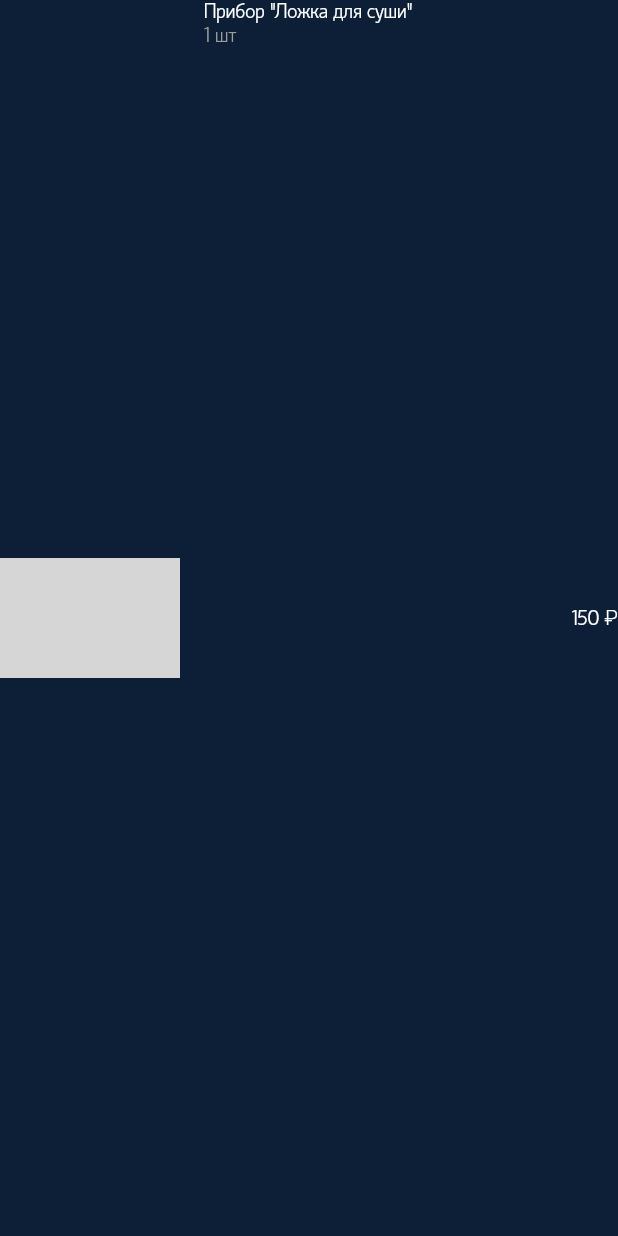
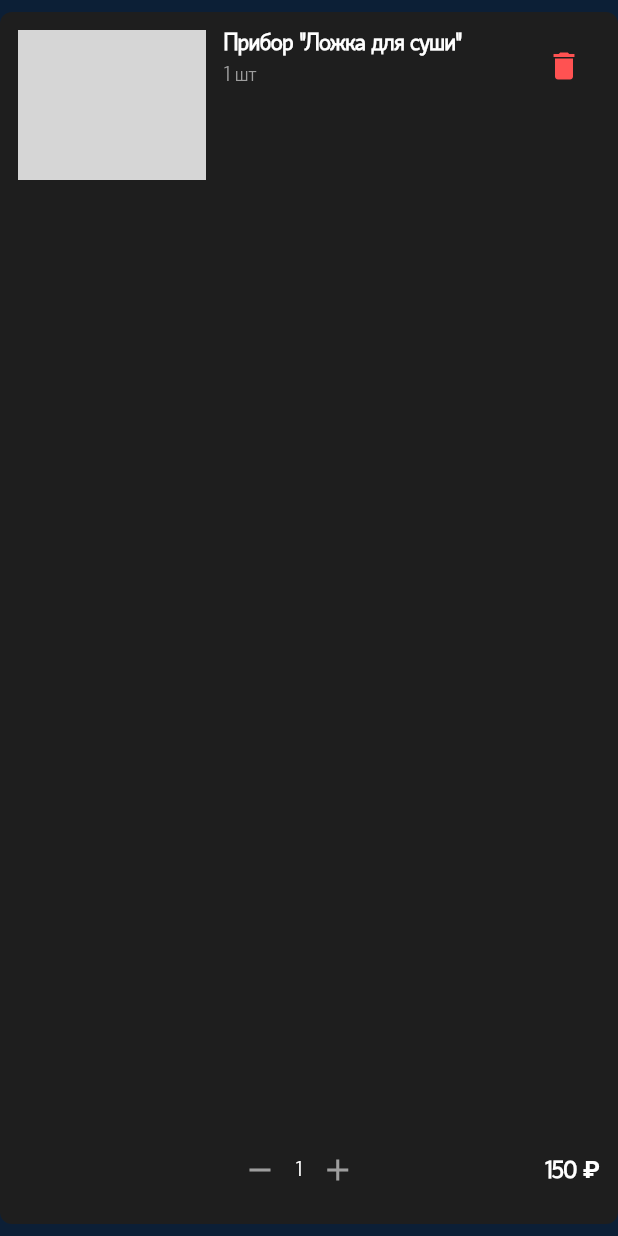
Before and after one commit to Lao-prince/sushi, a Flutter app: the CartCard widget shown alone on an empty page, opened directly, on a phone screen of 412 x 824 dp. Run offline on Flutter 3.47's test engine with Material 3 defaults, Android fonts, the phone set to English and light mode, and no system bars; our stand-ins replace flutter_svg; network calls fail; grey boxes are pictures that could not be loaded.

Commit message:
Изменения карточки в корзине

```diff
--- a/lib/pages/cart_page.dart
+++ b/lib/pages/cart_page.dart
@@ -59,7 +59,7 @@ class CartPage extends StatelessWidget {
     return Padding(
       padding: const EdgeInsets.symmetric(horizontal: 15),
       child: Container(
-        padding: const EdgeInsets.all(25),
+        padding: const EdgeInsets.symmetric(vertical: 25, horizontal: 10),
         decoration: BoxDecoration(
           borderRadius: BorderRadius.circular(15),
           border: Border.all(color: const Color(0xFFD1930D), width: 1.5),
@@ -102,7 +102,7 @@ class CartPage extends StatelessWidget {
     return Padding(
       padding: const EdgeInsets.symmetric(horizontal: 15),
       child: Container(
-        padding: const EdgeInsets.all(25),
+        padding: const EdgeInsets.symmetric(vertical: 25, horizontal: 10),
         decoration: BoxDecoration(
           borderRadius: BorderRadius.circular(15),
           border: Border.all(color: const Color(0xFFD1930D), width: 1.5),
@@ -144,7 +144,7 @@ class CartPage extends StatelessWidget {
     return Padding(
       padding: const EdgeInsets.symmetric(horizontal: 15),
       child: Container(
-        padding: const EdgeInsets.all(25),
+        padding: const EdgeInsets.symmetric(vertical: 25, horizontal: 10),
         decoration: BoxDecoration(
           borderRadius: BorderRadius.circular(15),
           border: Border.all(color: const Color(0xFFD1930D), width: 1.5),
@@ -222,7 +222,7 @@ class CartPage extends StatelessWidget {
                       ],
                     ),
                     const SizedBox(height: 6),
-                    const Divider(color: Color(0xFFD1930D), thickness: 1),
+                    const Divider(color: Color(0xFF4D4D4D), thickness: 1),
                     const SizedBox(height: 6),
                     Row(
                       mainAxisAlignment: MainAxisAlignment.spaceBetween,
--- a/lib/widgets/cart_card.dart
+++ b/lib/widgets/cart_card.dart
@@ -16,21 +16,113 @@ class CartCard extends StatelessWidget {
 
   @override
   Widget build(BuildContext context) {
-    return Row(
+    return Container(
+      margin: const EdgeInsets.symmetric(vertical: 8),
+      padding: const EdgeInsets.all(12),
+      decoration: BoxDecoration(
+        borderRadius: BorderRadius.circular(8),
+        color: const Color(0xFF1E1E1E), // Фон карточки
+      ),
+      child: Row(
+        crossAxisAlignment: CrossAxisAlignment.start,
         children: [
-        Image.asset(imagePath, width: 120, height: 80),
-        const SizedBox(width: 16),
+          // Левый блок: изображение
+          Flexible(
+            flex: 1,
+            child: Container(
+              decoration: BoxDecoration(
+                borderRadius: BorderRadius.circular(5),
+                image: DecorationImage(
+                  image: AssetImage(imagePath),
+                  fit: BoxFit.cover,
+                ),
+              ),
+              height: 100, // Высота карточки
+            ),
+          ),
+          const SizedBox(width: 12),
+          // Правый блок: детали
+          Flexible(
+            flex: 2,
+            child: Column(
+              crossAxisAlignment: CrossAxisAlignment.start,
+              mainAxisAlignment: MainAxisAlignment.spaceBetween,
+              children: [
+                Row(
+                  mainAxisAlignment: MainAxisAlignment.spaceBetween,
+                  crossAxisAlignment: CrossAxisAlignment.start,
+                  children: [
+                    // Название и подзаголовок
                     Expanded(
                       child: Column(
                         crossAxisAlignment: CrossAxisAlignment.start,
                         children: [
-              Text(title, style: const TextStyle(color: Colors.white)),
-              Text(subtitle, style: const TextStyle(color: Colors.grey)),
+                          Text(
+                            title,
+                            style: const TextStyle(
+                              color: Colors.white,
+                              fontSize: 16,
+                              fontWeight: FontWeight.bold,
+                            ),
+                          ),
+                          const SizedBox(height: 4),
+                          Text(
+                            subtitle,
+                            style: const TextStyle(
+                              color: Colors.grey,
+                              fontSize: 14,
+                            ),
+                          ),
                         ],
                       ),
                     ),
-        Text(price, style: const TextStyle(color: Colors.white)),
+                    // Иконка удаления
+                    IconButton(
+                      onPressed: () {},
+                      icon: const Icon(
+                        Icons.delete,
+                        color: Colors.redAccent,
+                      ),
+                    ),
                   ],
+                ),
+                const SizedBox(height: 8),
+                // Блок: порции и количество
+                Row(
+                  mainAxisAlignment: MainAxisAlignment.spaceBetween,
+                  children: [
+                    Row(
+                      children: [
+                        IconButton(
+                          onPressed: () {},
+                          icon: const Icon(Icons.remove, color: Colors.grey),
+                        ),
+                        const Text(
+                          '1',
+                          style: TextStyle(color: Colors.white),
+                        ),
+                        IconButton(
+                          onPressed: () {},
+                          icon: const Icon(Icons.add, color: Colors.grey),
+                        ),
+                      ],
+                    ),
+                    // Цена
+                    Text(
+                      price,
+                      style: const TextStyle(
+                        color: Colors.white,
+                        fontSize: 16,
+                        fontWeight: FontWeight.bold,
+                      ),
+                    ),
+                  ],
+                ),
+              ],
+            ),
+          ),
+        ],
+      ),
     );
   }
 }
```
Also changed, not shown: 2 other files. Lines whose indentation alone changed are shown as unchanged.
